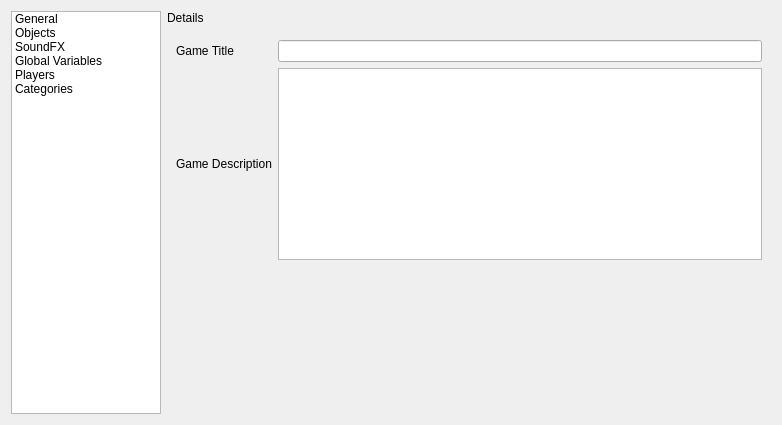
Before: the Qt Designer form RetroEDv2/tools/gameconfigeditorv2.ui in RSDKModding/RetroED, drawn with Qt 5.
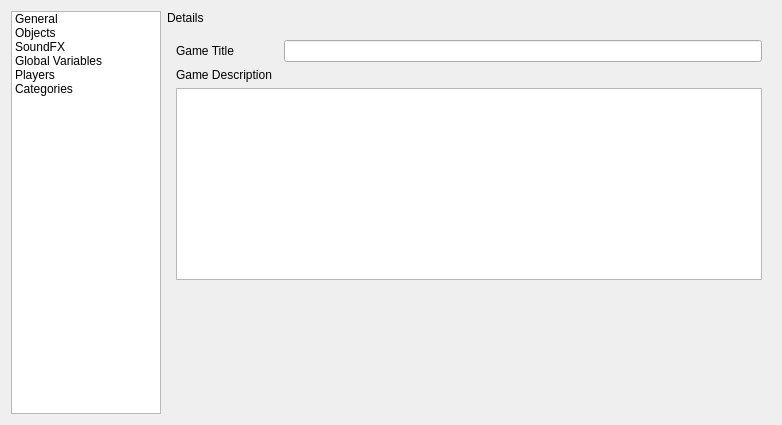
After: the same form once the commit is applied. Icons and pictures are not drawn.

The edit to the form file:
```diff
--- a/RetroEDv2/tools/gameconfigeditorv2.ui
+++ b/RetroEDv2/tools/gameconfigeditorv2.ui
@@ -99,24 +99,17 @@
        </item>
        <item row="0" column="0">
         <widget class="QLabel" name="label_2">
+         <property name="sizePolicy">
+          <sizepolicy hsizetype="Fixed" vsizetype="Preferred">
+           <horstretch>0</horstretch>
+           <verstretch>0</verstretch>
+          </sizepolicy>
+         </property>
          <property name="text">
           <string>Game Title</string>
          </property>
         </widget>
        </item>
-       <item row="2" column="2">
-        <widget class="QPlainTextEdit" name="gameDescription">
-         <property name="maximumSize">
-          <size>
-           <width>16777215</width>
-           <height>16777215</height>
-          </size>
-         </property>
-         <property name="toolTip">
-          <string>The game's description, shown in the &quot;about&quot; menu</string>
-         </property>
-        </widget>
-       </item>
        <item row="0" column="2">
         <widget class="QLineEdit" name="gameName">
          <property name="toolTip">
@@ -124,6 +117,19 @@
          </property>
         </widget>
        </item>
+       <item row="3" column="0" colspan="3">
+        <widget class="QPlainTextEdit" name="gameDescription">
+         <property name="maximumSize">
+          <size>
+           <width>16777215</width>
+           <height>16777215</height>
+          </size>
+         </property>
+         <property name="toolTip">
+          <string>The game's description, shown in the &quot;about&quot; menu</string>
+         </property>
+        </widget>
+       </item>
       </layout>
      </widget>
      <widget class="QWidget" name="objectsPage">
```
Left out of the diff: 27 changed lines with no effect on the pictures.
